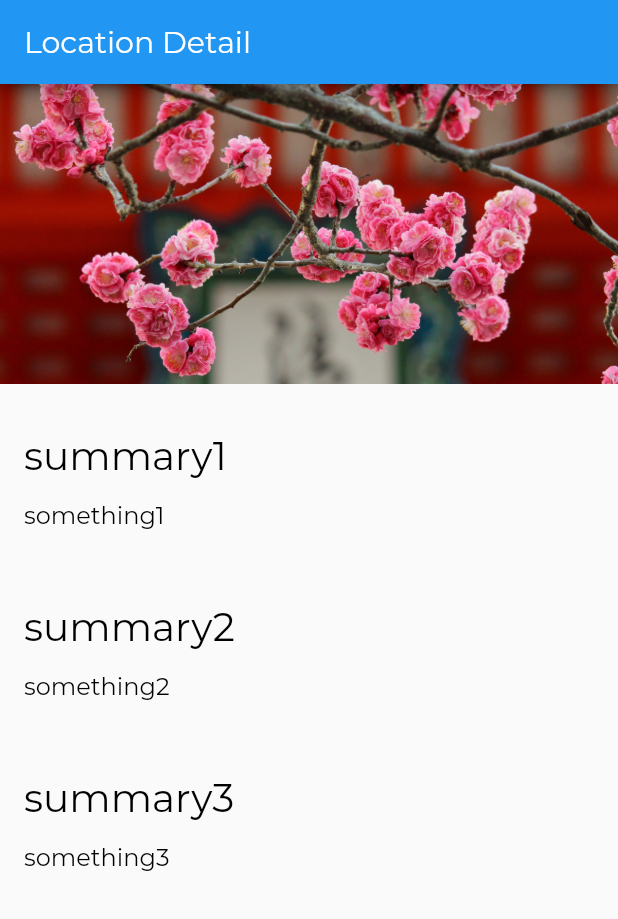
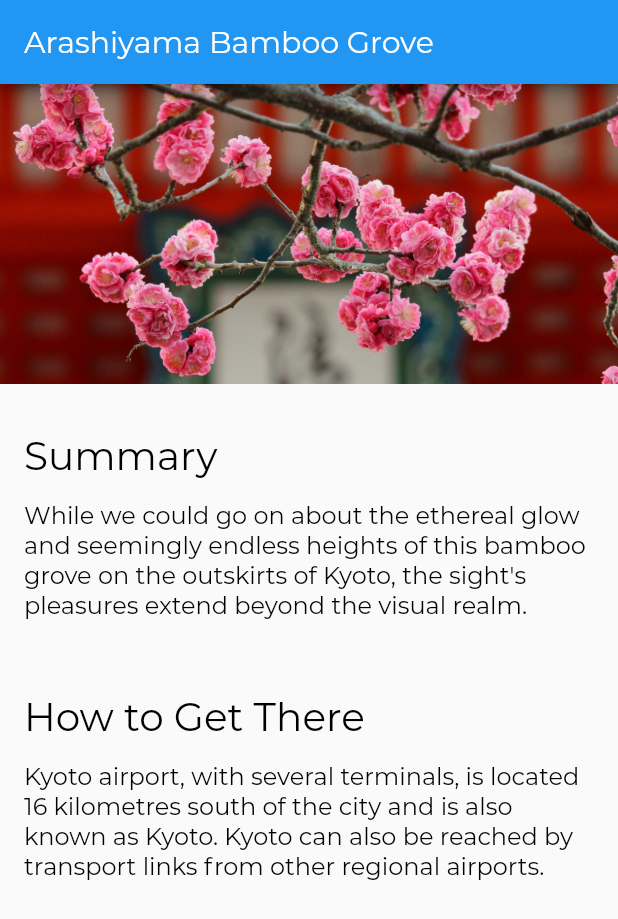
Before and after one commit to EthanPui/tourist-app, a Flutter app: the screen it shows after launch, on a phone screen of 412 x 824 dp. Shown: the top 919 px of the screen. Run offline on Flutter 3.47's test engine with Material 2 defaults, Android fonts, the phone set to English and light mode, and no system bars.

Commit message:
Working with models

```diff
--- /dev/null
+++ b/lib/models/location.dart
@@ -0,0 +1,21 @@
+import './location_fact.dart';
+
+/// Represents a tourism location a user can visit.
+class Location {
+  final String name;
+  final String imagePath;
+  final List<LocationFact> facts;
+
+  Location(this.name, this.imagePath, this.facts);
+
+  static List<Location> fetchAll() {
+    return [
+      Location('Arashiyama Bamboo Grove', 'assets/images/kiyomizu-dera.jpg', [
+        LocationFact('Summary',
+            'While we could go on about the ethereal glow and seemingly endless heights of this bamboo grove on the outskirts of Kyoto, the sight\'s pleasures extend beyond the visual realm.'),
+        LocationFact('How to Get There',
+            'Kyoto airport, with several terminals, is located 16 kilometres south of the city and is also known as Kyoto. Kyoto can also be reached by transport links from other regional airports.'),
+      ]),
+    ];
+  }
+}
--- /dev/null
+++ b/lib/models/location_fact.dart
@@ -0,0 +1,7 @@
+/// Represents some descriptive information about a [Location]
+class LocationFact {
+  final String title;
+  final String text;
+
+  LocationFact(this.title, this.text);
+}
--- a/lib/screens/location_detail/location_detail.dart
+++ b/lib/screens/location_detail/location_detail.dart
@@ -4,23 +4,30 @@ import 'package:flutter/material.dart';
 import 'package:tourismandco/screens/location_detail/text_section.dart';
 import 'image_banner.dart';
 import 'text_section.dart';
+import '../../models/location.dart';
 
 class LocationDetail extends StatelessWidget {
   @override
   Widget build(BuildContext context) {
+    final locations = Location.fetchAll();
+    final location = locations.first;
+
     return Scaffold(
-        appBar: AppBar(
-          title: Text('Location Detail'),
-        ),
-        body: Column(
+      appBar: AppBar(
+        title: Text(location.name),
+      ),
+      body: Column(
           mainAxisAlignment: MainAxisAlignment.start,
           crossAxisAlignment: CrossAxisAlignment.stretch,
           children: [
-            ImageBanner("assets/images/kiyomizu-dera.jpg"),
-            TextSection("summary1", "something1"),
-            TextSection("summary2", "something2"),
-            TextSection("summary3", "something3"),
-          ],
-        ));
+            ImageBanner(location.imagePath),
+          ]..addAll(textSections(location))),
+    );
+  }
+
+  List<Widget> textSections(Location location) {
+    return location.facts
+        .map((fact) => TextSection(fact.title, fact.text))
+        .toList();
   }
 }
```
Also changed, not shown: 3 other files.
